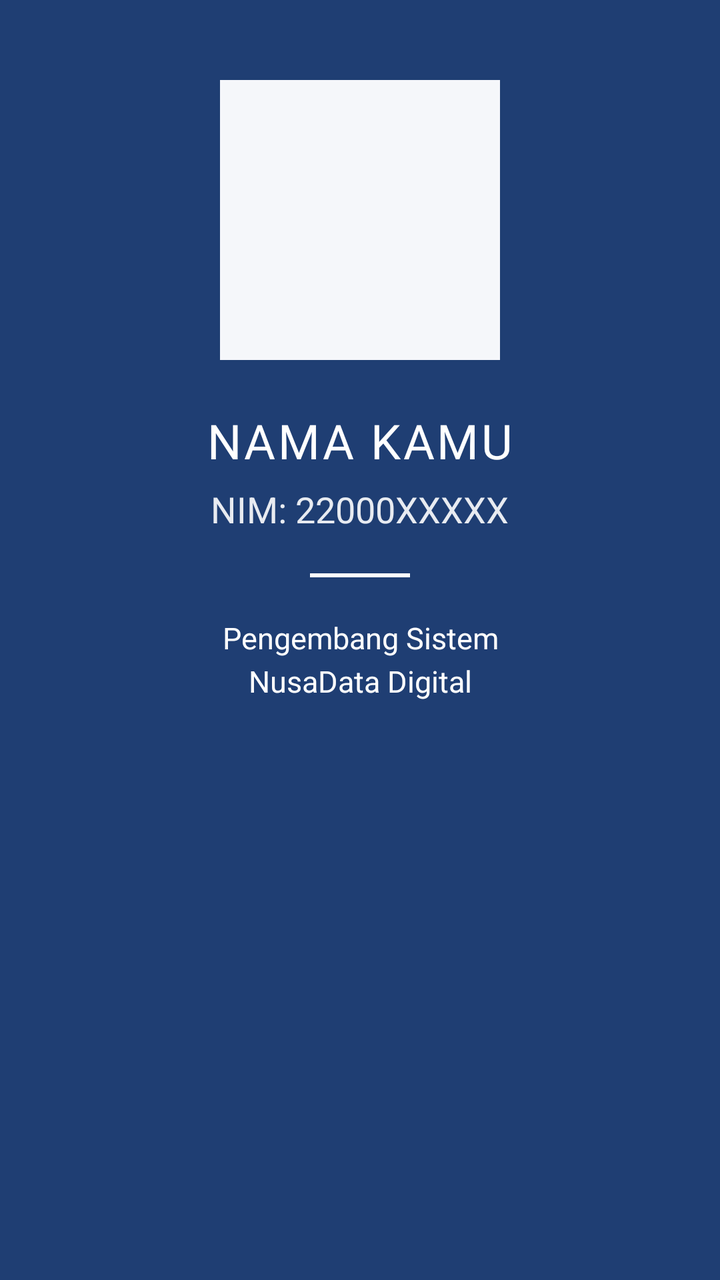
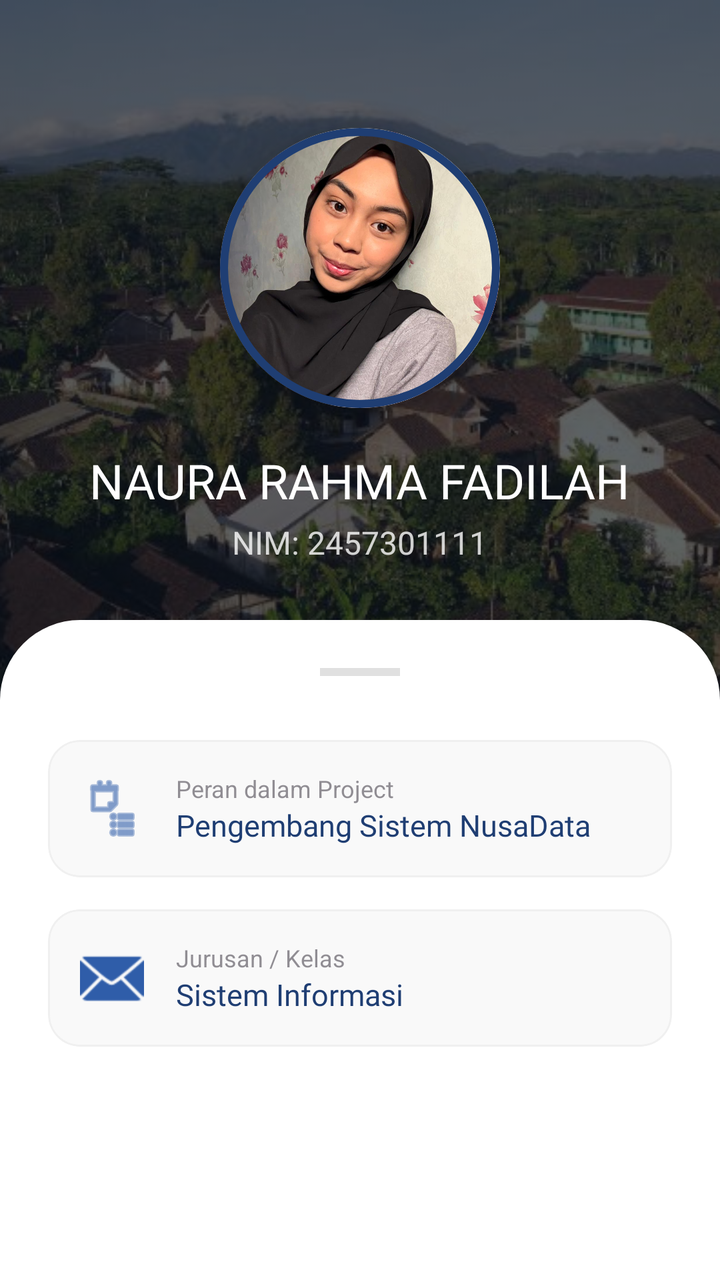

The first picture is an Android layout as it rendered before a commit; the second is the same layout after the commit. The layout source and the unified diff follow.
<!-- AndroidManifest.xml: application theme Theme.Nauraorbit -->
<!-- res/layout/fragment_tiga.xml -->
<?xml version="1.0" encoding="utf-8"?>
<FrameLayout xmlns:android="http://schemas.android.com/apk/res/android"
    xmlns:tools="http://schemas.android.com/tools"
    android:layout_width="match_parent"
    android:layout_height="match_parent"
    android:background="@color/primary_dark"
    tools:context=".Home.pertemuan_6.TigaFragment">

    <LinearLayout
        android:layout_width="match_parent"
        android:layout_height="wrap_content"
        android:gravity="center"
        android:orientation="vertical"
        android:padding="40dp">

        <View
            android:layout_width="140dp"
            android:layout_height="140dp"
            android:background="@color/card"
            android:layout_marginBottom="24dp" />

        <TextView
            android:layout_width="wrap_content"
            android:layout_height="wrap_content"
            android:fontFamily="@font/montserrat_black"
            android:text="NAMA KAMU"
            android:textColor="@color/white"
            android:textSize="24sp"
            android:letterSpacing="0.05" />

        <TextView
            android:layout_width="wrap_content"
            android:layout_height="wrap_content"
            android:layout_marginTop="6dp"
            android:text="NIM: 22000XXXXX"
            android:textColor="@color/white"
            android:textSize="18sp"
            android:alpha="0.9" />

        <View
            android:layout_width="50dp"
            android:layout_height="2dp"
            android:layout_marginTop="20dp"
            android:layout_marginBottom="20dp"
            android:background="@color/white" />

        <TextView
            android:layout_width="wrap_content"
            android:layout_height="wrap_content"
            android:text="Pengembang Sistem\nNusaData Digital"
            android:textAlignment="center"
            android:textColor="@color/white"
            android:textSize="15sp"
            android:lineSpacingExtra="4dp" />

    </LinearLayout>
</FrameLayout>
<!-- resources referenced by this layout -->
<resources>
  <color name="card">#F5F7FA</color>
  <color name="primary_dark">#1F3E73</color>
  <color name="white">#FFFFFF</color>
  <style name="Theme.Nauraorbit" parent="Base.Theme.Nauraorbit" />
  <style name="Base.Theme.Nauraorbit" parent="Theme.Material3.DayNight.NoActionBar">
  
          
          <item name="colorPrimary">#1F3E73</item>
          <item name="colorOnPrimary">#FFFFFF</item>
  
          
          <item name="colorSecondary">#42A5F5</item>
  
          
          <item name="android:colorBackground">#FFFFFF</item>
  
      </style>
</resources>

<!-- the commit's change to res/layout/fragment_tiga.xml (unified diff, before → after) -->
@@ -1,57 +1,176 @@
 <?xml version="1.0" encoding="utf-8"?>
-<FrameLayout xmlns:android="http://schemas.android.com/apk/res/android"
-    xmlns:tools="http://schemas.android.com/tools"
+<androidx.coordinatorlayout.widget.CoordinatorLayout
+    xmlns:android="http://schemas.android.com/apk/res/android"
+    xmlns:app="http://schemas.android.com/apk/res-auto"
     android:layout_width="match_parent"
     android:layout_height="match_parent"
-    android:background="@color/primary_dark"
-    tools:context=".Home.pertemuan_6.TigaFragment">
+    android:background="@color/white">
 
-    <LinearLayout
+    <RelativeLayout
         android:layout_width="match_parent"
-        android:layout_height="wrap_content"
-        android:gravity="center"
-        android:orientation="vertical"
-        android:padding="40dp">
+        android:layout_height="360dp"
+        android:background="@color/primary_dark">
+
+        <ImageView
+            android:layout_width="match_parent"
+            android:layout_height="match_parent"
+            android:src="@drawable/desa"
+            android:scaleType="centerCrop"
+            android:alpha="0.7" />
 
         <View
-            android:layout_width="140dp"
-            android:layout_height="140dp"
-            android:background="@color/card"
-            android:layout_marginBottom="24dp" />
+            android:layout_width="match_parent"
+            android:layout_height="match_parent"
+            android:background="#80000000" />
 
-        <TextView
-            android:layout_width="wrap_content"
+        <LinearLayout
+            android:layout_width="match_parent"
             android:layout_height="wrap_content"
-            android:fontFamily="@font/montserrat_black"
-            android:text="NAMA KAMU"
-            android:textColor="@color/white"
-            android:textSize="24sp"
-            android:letterSpacing="0.05" />
+            android:gravity="center_horizontal"
+            android:orientation="vertical"
+            android:padding="24dp">
 
-        <TextView
-            android:layout_width="wrap_content"
+            <com.google.android.material.card.MaterialCardView
+                android:layout_width="140dp"
+                android:layout_height="140dp"
+                android:layout_marginTop="40dp"
+                app:cardCornerRadius="70dp"
+                app:cardElevation="12dp"
+                app:strokeColor="@color/primary_dark"
+                app:strokeWidth="4dp">
+
+                <com.google.android.material.imageview.ShapeableImageView
+                    android:layout_width="match_parent"
+                    android:layout_height="match_parent"
+                    android:scaleType="centerCrop"
+                    android:src="@drawable/foto_profil" />
+            </com.google.android.material.card.MaterialCardView>
+
+            <TextView
+                android:layout_width="wrap_content"
+                android:layout_height="wrap_content"
+                android:layout_marginTop="20dp"
+                android:fontFamily="@font/montserrat_black"
+                android:text="NAURA RAHMA FADILAH"
+                android:textColor="@color/white"
+                android:textSize="24sp" />
+
+            <TextView
+                android:layout_width="wrap_content"
+                android:layout_height="wrap_content"
+                android:layout_marginTop="4dp"
+                android:text="NIM: 2457301111"
+                android:textColor="@color/white"
+                android:alpha="0.8"
+                android:textSize="16sp" />
+        </LinearLayout>
+    </RelativeLayout>
+
+    <androidx.core.widget.NestedScrollView
+        android:layout_width="match_parent"
+        android:layout_height="match_parent"
+        android:layout_marginTop="310dp"
+        android:background="@drawable/bg_rounded_canvas"
+        app:layout_behavior="@string/appbar_scrolling_view_behavior">
+
+        <LinearLayout
+            android:layout_width="match_parent"
             android:layout_height="wrap_content"
-            android:layout_marginTop="6dp"
-            android:text="NIM: 22000XXXXX"
-            android:textColor="@color/white"
-            android:textSize="18sp"
-            android:alpha="0.9" />
+            android:orientation="vertical"
+            android:padding="24dp">
 
-        <View
-            android:layout_width="50dp"
-            android:layout_height="2dp"
-            android:layout_marginTop="20dp"
-            android:layout_marginBottom="20dp"
-            android:background="@color/white" />
+            <View
+                android:layout_width="40dp"
+                android:layout_height="4dp"
+                android:layout_gravity="center"
+                android:layout_marginBottom="32dp"
+                android:background="#E0E0E0" />
 
-        <TextView
-            android:layout_width="wrap_content"
-            android:layout_height="wrap_content"
-            android:text="Pengembang Sistem\nNusaData Digital"
-            android:textAlignment="center"
-            android:textColor="@color/white"
-            android:textSize="15sp"
-            android:lineSpacingExtra="4dp" />
+            <com.google.android.material.card.MaterialCardView
+                android:layout_width="match_parent"
+                android:layout_height="wrap_content"
+                android:layout_marginBottom="16dp"
+                app:cardBackgroundColor="#F9F9F9"
+                app:cardCornerRadius="16dp"
+                app:cardElevation="0dp"
+                app:strokeColor="#F0F0F0"
+                app:strokeWidth="1dp">
 
-    </LinearLayout>
-</FrameLayout>
+                <LinearLayout
+                    android:layout_width="match_parent"
+                    android:layout_height="wrap_content"
+                    android:gravity="center_vertical"
+                    android:padding="16dp">
+                    <ImageView
+                        android:layout_width="32dp"
+                        android:layout_height="32dp"
+                        android:src="@android:drawable/ic_menu_agenda"
+                        app:tint="@color/primary" />
+                    <LinearLayout
+                        android:layout_width="wrap_content"
+                        android:layout_height="wrap_content"
+                        android:layout_marginStart="16dp"
+                        android:orientation="vertical">
+                        <TextView
+                            android:layout_width="wrap_content"
+                            android:layout_height="wrap_content"
+                            android:text="Peran dalam Project"
+                            android:textSize="12sp"
+                            android:alpha="0.6"/>
+                        <TextView
+                            android:layout_width="wrap_content"
+                            android:layout_height="wrap_content"
+                            android:text="Pengembang Sistem NusaData"
+                            android:fontFamily="@font/montserrat_black"
+                            android:textColor="@color/primary_dark"
+                            android:textSize="15sp" />
+                    </LinearLayout>
+                </LinearLayout>
+            </com.google.android.material.card.MaterialCardView>
+
+            <com.google.android.material.card.MaterialCardView
+                android:layout_width="match_parent"
+                android:layout_height="wrap_content"
+                android:layout_marginBottom="100dp"
+                app:cardBackgroundColor="#F9F9F9"
+                app:cardCornerRadius="16dp"
+                app:cardElevation="0dp"
+                app:strokeColor="#F0F0F0"
+                app:strokeWidth="1dp">
+
+                <LinearLayout
+                    android:layout_width="match_parent"
+                    android:layout_height="wrap_content"
+                    android:gravity="center_vertical"
+                    android:padding="16dp">
+                    <ImageView
+                        android:layout_width="32dp"
+                        android:layout_height="32dp"
+                        android:src="@android:drawable/ic_dialog_email"
+                        app:tint="@color/primary" />
+                    <LinearLayout
+                        android:layout_width="wrap_content"
+                        android:layout_height="wrap_content"
+                        android:layout_marginStart="16dp"
+                        android:orientation="vertical">
+                        <TextView
+                            android:layout_width="wrap_content"
+                            android:layout_height="wrap_content"
+                            android:text="Jurusan / Kelas"
+                            android:textSize="12sp"
+                            android:alpha="0.6"/>
+                        <TextView
+                            android:layout_width="wrap_content"
+                            android:layout_height="wrap_content"
+                            android:text="Sistem Informasi"
+                            android:fontFamily="@font/montserrat_black"
+                            android:textColor="@color/primary_dark"
+                            android:textSize="15sp" />
+                    </LinearLayout>
+                </LinearLayout>
+            </com.google.android.material.card.MaterialCardView>
+
+        </LinearLayout>
+    </androidx.core.widget.NestedScrollView>
+
+</androidx.coordinatorlayout.widget.CoordinatorLayout>
<!-- resource entries referenced after the edit -->
@@ -1,20 +1,28 @@
 <!-- resources referenced by this layout -->
 <resources>
-  <color name="card">#F5F7FA</color>
+  <color name="primary">#2F5DA9</color>
   <color name="primary_dark">#1F3E73</color>
   <color name="white">#FFFFFF</color>
+  <!-- drawable bg_rounded_canvas (drawable) -->
+  <?xml version="1.0" encoding="utf-8"?>
+  <shape xmlns:android="http://schemas.android.com/apk/res/android">
+      <solid android:color="#FFFFFF" /> <corners
+      android:topLeftRadius="40dp"
+      android:topRightRadius="40dp" />
+  </shape>
+  <!-- drawable desa: jpg bitmap (drawable, 62598 bytes) -->
+  <!-- drawable foto_profil: jpg bitmap (drawable, 114553 bytes) -->
   <style name="Theme.Nauraorbit" parent="Base.Theme.Nauraorbit" />
   <style name="Base.Theme.Nauraorbit" parent="Theme.Material3.DayNight.NoActionBar">
   
-          
           <item name="colorPrimary">#1F3E73</item>
           <item name="colorOnPrimary">#FFFFFF</item>
   
-          
           <item name="colorSecondary">#42A5F5</item>
   
-          
           <item name="android:colorBackground">#FFFFFF</item>
+          <item name="android:windowLightStatusBar" tools:targetApi="m">true</item>
+          <item name="android:statusBarColor">#FFFFFF</item>
   
       </style>
 </resources>
